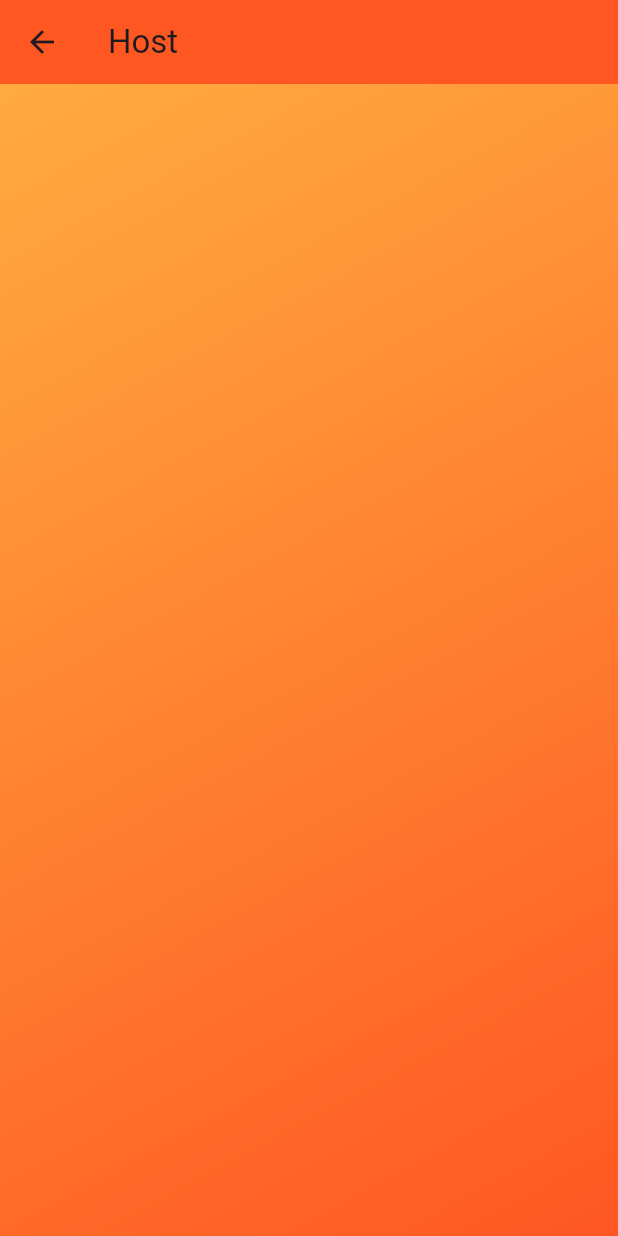
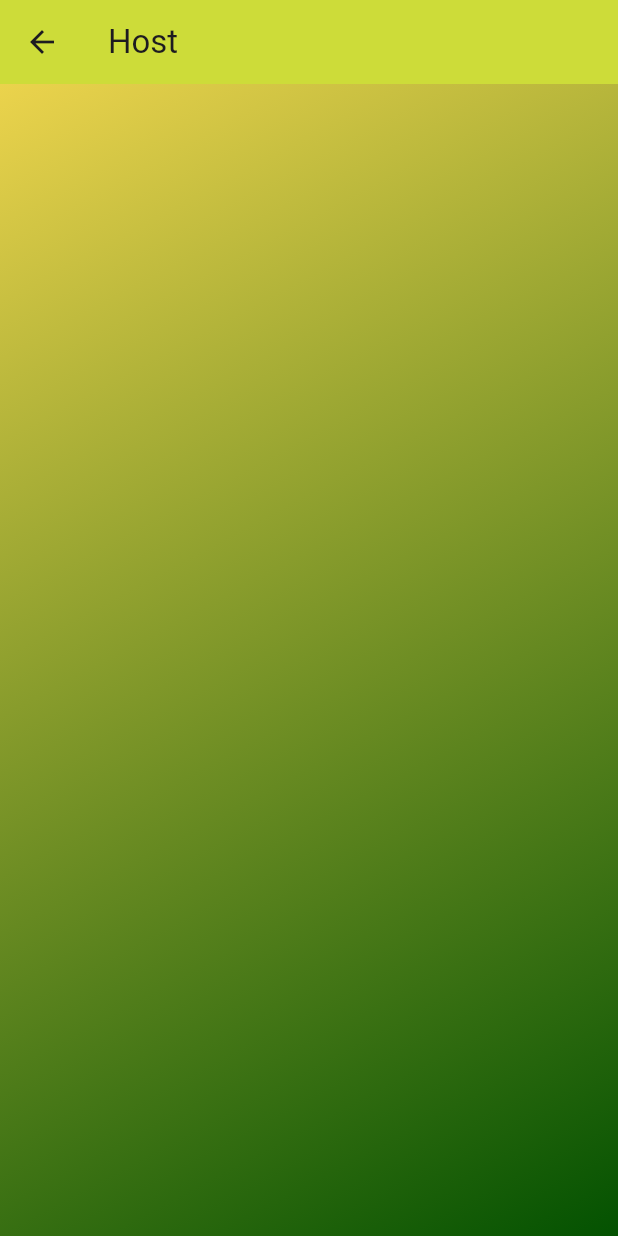
Before and after one commit to Guexa/Gesti-n_Alimentos, a Flutter app: the MenuScreen screen opened directly, in the side drawer, after a tap on "Host", on a phone screen of 412 x 824 dp. Run offline on Flutter 3.47's test engine with Material 3 defaults, Android fonts, the light colour scheme and no system bars; our stand-ins replace supabase_flutter; accounts and stored records are empty.

Commit message:
Switching gradient

```diff
--- a/gestion_alimentos/analysis_options.yaml
+++ b/gestion_alimentos/analysis_options.yaml
@@ -1 +1,4 @@
+analyzer:
+  errors:
+    use_build_context_synchronously: ignore
 include: package:flutter_lints/flutter.yaml
--- a/gestion_alimentos/lib/main.dart
+++ b/gestion_alimentos/lib/main.dart
@@ -32,7 +32,7 @@ class MyApp extends StatelessWidget {
         debugShowCheckedModeBanner: false,
         title: 'Sistema de Cocina',
         theme: ThemeData(
-          primarySwatch: Colors.orange,
+          primarySwatch: Colors.lime,
         ),
         home: const LoginScreen(),
       ),
--- a/gestion_alimentos/lib/views/caja_screen.dart
+++ b/gestion_alimentos/lib/views/caja_screen.dart
@@ -12,7 +12,7 @@ class CajaScreen extends StatelessWidget {
       child: Scaffold(
         appBar: AppBar(
           title: const Text('Caja'),
-          backgroundColor: Colors.deepOrange,
+          backgroundColor: Colors.lime,
         ),
         body: Consumer<CajaViewModel>(
           builder: (context, viewModel, child) {
@@ -25,7 +25,7 @@ class CajaScreen extends StatelessWidget {
               height: double.infinity,
               decoration: const BoxDecoration(
                 gradient: LinearGradient(
-                  colors: [Colors.orangeAccent, Colors.deepOrange],
+                  colors: [Color.fromARGB(255, 235, 211, 76), Color.fromARGB(255, 3, 82, 1)],
                   begin: Alignment.topLeft,
                   end: Alignment.bottomRight,
                 ),
--- a/gestion_alimentos/lib/views/cocina_screen.dart
+++ b/gestion_alimentos/lib/views/cocina_screen.dart
@@ -12,7 +12,7 @@ class CocinaScreen extends StatelessWidget {
       child: Scaffold(
         appBar: AppBar(
           title: const Text('Cocina'),
-          backgroundColor: Colors.deepOrange,
+          backgroundColor: Colors.lime,
         ),
         body: Consumer<CocinaViewModel>(
           builder: (context, viewModel, child) {
@@ -25,7 +25,7 @@ class CocinaScreen extends StatelessWidget {
               height: double.infinity,
               decoration: const BoxDecoration(
                 gradient: LinearGradient(
-                  colors: [Colors.orangeAccent, Colors.deepOrange],
+                  colors: [Color.fromARGB(255, 235, 211, 76), Color.fromARGB(255, 3, 82, 1)],
                   begin: Alignment.topLeft,
                   end: Alignment.bottomRight,
                 ),
--- a/gestion_alimentos/lib/views/corredores_screen.dart
+++ b/gestion_alimentos/lib/views/corredores_screen.dart
@@ -12,7 +12,7 @@ class CorredoresScreen extends StatelessWidget {
       child: Scaffold(
         appBar: AppBar(
           title: const Text('Corredores'),
-          backgroundColor: Colors.deepOrange,
+          backgroundColor: Colors.lime,
         ),
         body: Consumer<CorredoresViewModel>(
           builder: (context, viewModel, child) {
@@ -25,7 +25,7 @@ class CorredoresScreen extends StatelessWidget {
               height: double.infinity,
               decoration: const BoxDecoration(
                 gradient: LinearGradient(
-                  colors: [Colors.orangeAccent, Colors.deepOrange],
+                  colors: [Color.fromARGB(255, 235, 211, 76), Color.fromARGB(255, 3, 82, 1)],
                   begin: Alignment.topLeft,
                   end: Alignment.bottomRight,
                 ),
--- a/gestion_alimentos/lib/views/host_screen.dart
+++ b/gestion_alimentos/lib/views/host_screen.dart
@@ -24,14 +24,14 @@ class _HostScreenState extends State<HostScreen> {
     return Scaffold(
       appBar: AppBar(
         title: const Text('Host'),
-        backgroundColor: Colors.deepOrange,
+        backgroundColor: Colors.lime,
       ),
       body: Container(
         width: double.infinity,
         height: double.infinity,
         decoration: const BoxDecoration(
           gradient: LinearGradient(
-            colors: [Colors.orangeAccent, Colors.deepOrange],
+            colors: [Color.fromARGB(255, 235, 211, 76), Color.fromARGB(255, 3, 82, 1)],
             begin: Alignment.topLeft,
             end: Alignment.bottomRight,
           ),
--- a/gestion_alimentos/lib/views/login_screen.dart
+++ b/gestion_alimentos/lib/views/login_screen.dart
@@ -16,7 +16,7 @@ class LoginScreen extends StatelessWidget {
       body: Container(
         decoration: const BoxDecoration(
           gradient: LinearGradient(
-            colors: [Colors.deepOrange, Colors.orangeAccent],
+            colors: [Color.fromARGB(255, 235, 211, 76), Color.fromARGB(255, 3, 82, 1)],
             begin: Alignment.topLeft,
             end: Alignment.bottomRight,
           ),
--- a/gestion_alimentos/lib/views/menu_screen.dart
+++ b/gestion_alimentos/lib/views/menu_screen.dart
@@ -16,14 +16,14 @@ class MenuScreen extends StatelessWidget {
     return Scaffold(
       appBar: AppBar(
         title: const Text('Menú'),
-        backgroundColor: Colors.deepOrange,
+        backgroundColor: Colors.lime,
       ),
       drawer: Drawer(
         child: Column(
           children: <Widget>[
             const DrawerHeader(
               decoration: BoxDecoration(
-                color: Colors.deepOrange,
+                color: Color.fromARGB(255, 7, 62, 42),
               ),
               child: Row(
                 children: <Widget>[
@@ -51,7 +51,7 @@ class MenuScreen extends StatelessWidget {
                 children: <Widget>[
                   ListTile(
                     leading:
-                        const Icon(Icons.table_chart, color: Colors.deepOrange),
+                        const Icon(Icons.table_chart, color: Color.fromARGB(255, 7, 62, 42)),
                     title: const Text('Host'),
                     onTap: () {
                       Navigator.push(
@@ -62,7 +62,7 @@ class MenuScreen extends StatelessWidget {
                     },
                   ),
                   ListTile(
-                    leading: const Icon(Icons.person, color: Colors.deepOrange),
+                    leading: const Icon(Icons.person, color: Color.fromARGB(255, 7, 62, 42)),
                     title: const Text('Meseros'),
                     onTap: () {
                       Navigator.push(
@@ -74,7 +74,7 @@ class MenuScreen extends StatelessWidget {
                   ),
                   ListTile(
                     leading:
-                        const Icon(Icons.kitchen, color: Colors.deepOrange),
+                        const Icon(Icons.kitchen, color: Color.fromARGB(255, 7, 62, 42)),
                     title: const Text('Cocina'),
                     onTap: () {
                       Navigator.push(
@@ -86,7 +86,7 @@ class MenuScreen extends StatelessWidget {
                   ),
                   ListTile(
                     leading: const Icon(Icons.cleaning_services,
-                        color: Colors.deepOrange),
+                        color: Color.fromARGB(255, 7, 62, 42)),
                     title: const Text('Corredores'),
                     onTap: () {
                       Navigator.push(
@@ -97,7 +97,7 @@ class MenuScreen extends StatelessWidget {
                     },
                   ),
                   ListTile(
-                    leading: const Icon(Icons.money, color: Colors.deepOrange),
+                    leading: const Icon(Icons.money, color: Color.fromARGB(255, 7, 62, 42)),
                     title: const Text('Caja'),
                     onTap: () {
                       Navigator.push(
@@ -109,7 +109,7 @@ class MenuScreen extends StatelessWidget {
                   ),
                   ListTile(
                     leading: const Icon(Icons.ad_units_rounded,
-                        color: Colors.deepOrange),
+                        color: Color.fromARGB(255, 7, 62, 42)),
                     title: const Text('Gestión de Usuarios'),
                     onTap: () {
                       Navigator.push(
@@ -121,7 +121,7 @@ class MenuScreen extends StatelessWidget {
                   ),
                   ListTile(
                     leading: const Icon(Icons.person_outline,
-                        color: Colors.deepOrange),
+                        color: Color.fromARGB(255, 7, 62, 42)),
                     title: const Text('Perfil'),
                     onTap: () {
                       Navigator.push(
@@ -154,7 +154,7 @@ class MenuScreen extends StatelessWidget {
       body: Container(
         decoration: const BoxDecoration(
           gradient: LinearGradient(
-            colors: [Colors.orangeAccent, Colors.deepOrange],
+            colors: [Color.fromARGB(255, 235, 211, 76), Color.fromARGB(255, 3, 82, 1)],
             begin: Alignment.topLeft,
             end: Alignment.bottomRight,
           ),
--- a/gestion_alimentos/lib/views/meseros_screen.dart
+++ b/gestion_alimentos/lib/views/meseros_screen.dart
@@ -14,7 +14,7 @@ class MeserosScreen extends StatelessWidget {
       child: Scaffold(
         appBar: AppBar(
           title: const Text('Meseros'),
-          backgroundColor: Colors.deepOrange,
+          backgroundColor: Colors.lime,
         ),
         body: Consumer<MeseroViewModel>(
           builder: (context, viewModel, child) {
@@ -27,7 +27,7 @@ class MeserosScreen extends StatelessWidget {
               height: double.infinity,
               decoration: const BoxDecoration(
                 gradient: LinearGradient(
-                  colors: [Colors.orangeAccent, Colors.deepOrange],
+                  colors: [Color.fromARGB(255, 235, 211, 76), Color.fromARGB(255, 3, 82, 1)],
                   begin: Alignment.topLeft,
                   end: Alignment.bottomRight,
                 ),
--- a/gestion_alimentos/lib/views/perfil_screen.dart
+++ b/gestion_alimentos/lib/views/perfil_screen.dart
@@ -14,7 +14,7 @@ class PerfilScreen extends StatelessWidget {
       child: Scaffold(
         appBar: AppBar(
           title: const Text('Perfil'),
-          backgroundColor: Colors.deepOrange,
+          backgroundColor: Colors.lime,
         ),
         body: Consumer<PerfilViewModel>(
           builder: (context, viewModel, child) {
@@ -25,7 +25,7 @@ class PerfilScreen extends StatelessWidget {
               height: double.infinity,
               decoration: const BoxDecoration(
                 gradient: LinearGradient(
-                  colors: [Colors.orangeAccent, Colors.deepOrange],
+                  colors: [Color.fromARGB(255, 235, 211, 76), Color.fromARGB(255, 3, 82, 1)],
                   begin: Alignment.topLeft,
                   end: Alignment.bottomRight,
                 ),
--- a/gestion_alimentos/lib/views/reportes_screen.dart
+++ b/gestion_alimentos/lib/views/reportes_screen.dart
@@ -166,15 +166,15 @@ class _ReportesScreenState extends State<ReportesScreen> {
 
     return Scaffold(
       appBar: AppBar(
-        title: const Text('Reportes'),
-        backgroundColor: Colors.deepOrange,
+        title: const Text('Gestión de Usuarios | Reportes'),
+        backgroundColor: Colors.lime,
       ),
       body: Container(
         width: double.infinity,
         height: double.infinity,
         decoration: const BoxDecoration(
           gradient: LinearGradient(
-            colors: [Colors.orangeAccent, Colors.deepOrange],
+            colors: [Color.fromARGB(255, 235, 211, 76), Color.fromARGB(255, 3, 82, 1)],
             begin: Alignment.topLeft,
             end: Alignment.bottomRight,
           ),
```
